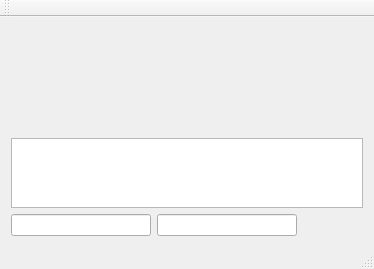
This is repeater/mainwindow.ui in mocap-ca/mayaMocap as Qt 5 draws it before an edit. The edited form follows.
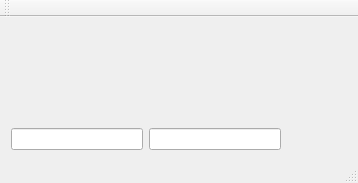
This is the edited form. Custom widgets are drawn as their Qt base class.

The edit to the form file:
```diff
--- a/repeater/mainwindow.ui
+++ b/repeater/mainwindow.ui
@@ -6,15 +6,15 @@
    <rect>
     <x>0</x>
     <y>0</y>
-    <width>374</width>
-    <height>269</height>
+    <width>358</width>
+    <height>183</height>
    </rect>
   </property>
   <property name="windowTitle">
    <string>MainWindow</string>
   </property>
   <widget class="QWidget" name="centralWidget">
-   <layout class="QVBoxLayout" name="verticalLayout" stretch="1,1,1,0">
+   <layout class="QVBoxLayout" name="verticalLayout" stretch="1,1,0">
     <item>
      <widget class="Motive" name="motive" native="true">
       <property name="sizePolicy">
@@ -35,9 +35,6 @@
       </property>
      </widget>
     </item>
-    <item>
-     <widget class="QListView" name="listView"/>
-    </item>
     <item>
      <layout class="QHBoxLayout" name="horizontalLayout">
       <item>
```
Left out of the diff: 2 changed lines with no effect on the pictures.
